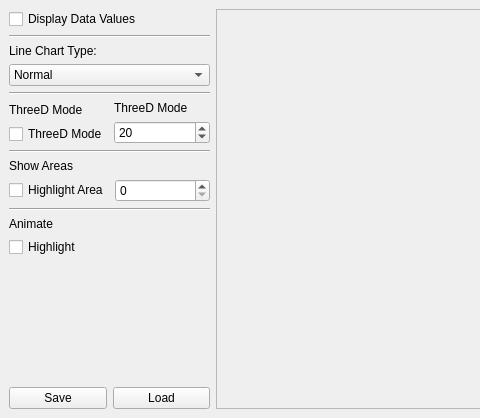
KDAB/KDChart, file kdchartserializer/examples/simple/mainwindow.ui: the form before one commit; both pictures show x 0 to 480 and y 0 to 418 of the 692 by 418 pixel window.
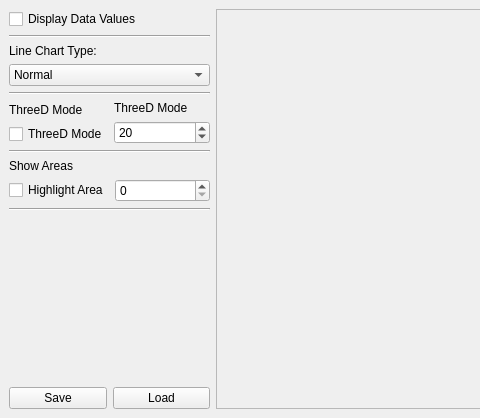
The form after the commit. Icons and pictures are not drawn.

```diff
--- a/kdchartserializer/examples/simple/mainwindow.ui
+++ b/kdchartserializer/examples/simple/mainwindow.ui
@@ -224,20 +224,6 @@
      <property name="spacing" >
       <number>6</number>
      </property>
-     <item>
-      <widget class="QLabel" name="threeDLB" >
-       <property name="text" >
-        <string>Animate</string>
-       </property>
-      </widget>
-     </item>
-     <item>
-      <widget class="QCheckBox" name="animateAreasCB" >
-       <property name="text" >
-        <string>Highlight</string>
-       </property>
-      </widget>
-     </item>
      <item>
       <layout class="QHBoxLayout" >
        <property name="margin" >
```
